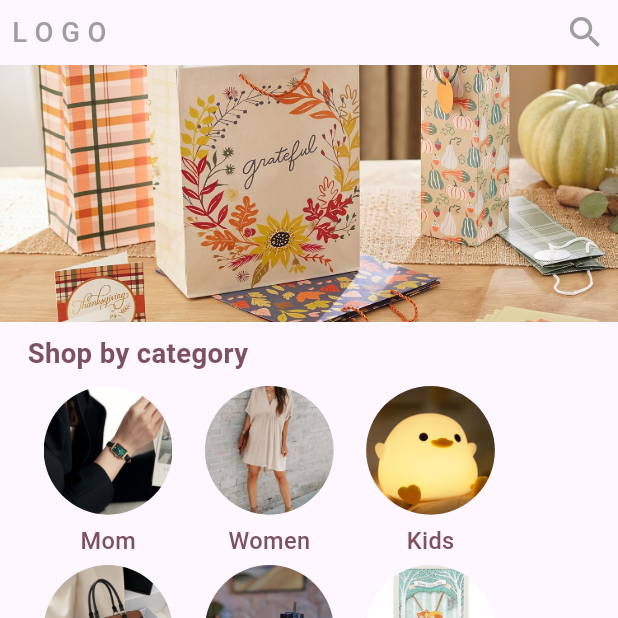
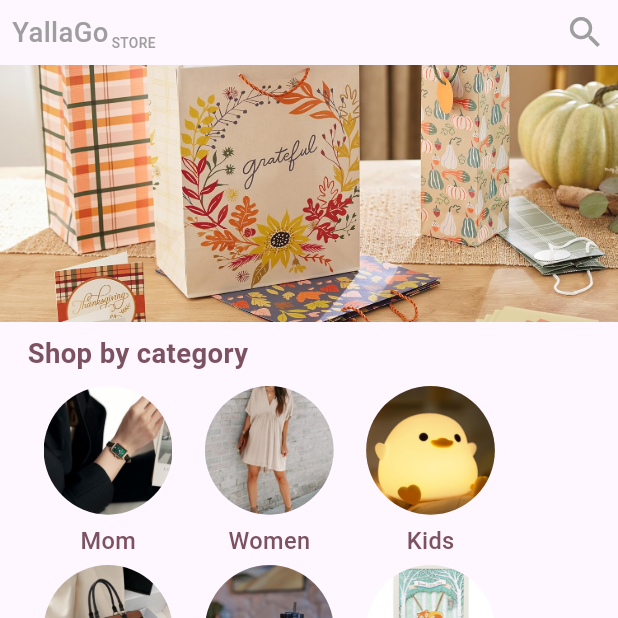
Before and after one commit to Tasneem-Zaareer/ecommerce_app, a Flutter app: the screen it shows after launch, on a phone screen of 412 x 824 dp, the top half of it. Run offline on Flutter 3.47's test engine with Material 3 defaults, Android fonts, the light colour scheme and no system bars; our stand-ins replace bloc, cached_network_image, easy_localization, firebase_core, flutter_screenutil; accounts and stored records are empty; network calls fail; Roboto replaces fonts that are missing (SF Pro Display).

Commit message:
edit logo

```diff
--- a/lib/features/home/view/widgets/logo.dart
+++ b/lib/features/home/view/widgets/logo.dart
@@ -14,9 +14,20 @@ class Logo extends StatelessWidget {
       child: Row(
         mainAxisAlignment: MainAxisAlignment.spaceBetween,
         children: [
-          const CustomText(
-            text: 'L O G O',
-            color: Colors.grey,
+          Row(
+            crossAxisAlignment: CrossAxisAlignment.end,
+            children: [
+              CustomText(
+                text: 'YallaGo',
+                color: Colors.grey,
+              ),
+              SizedBox(width: 2),
+              CustomText(
+                text: 'STORE',
+                color: Colors.grey,
+                fontSize: 8,
+              ),
+            ],
           ),
           GestureDetector(
             onTap: () {
```
Also changed, not shown: pubspec.lock, 1 other file.
